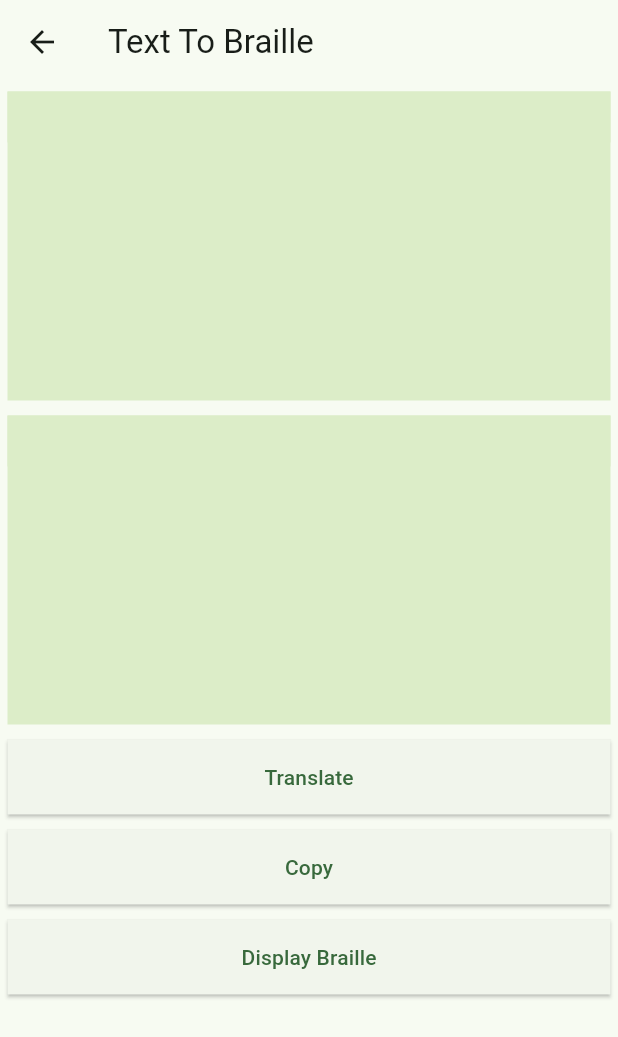
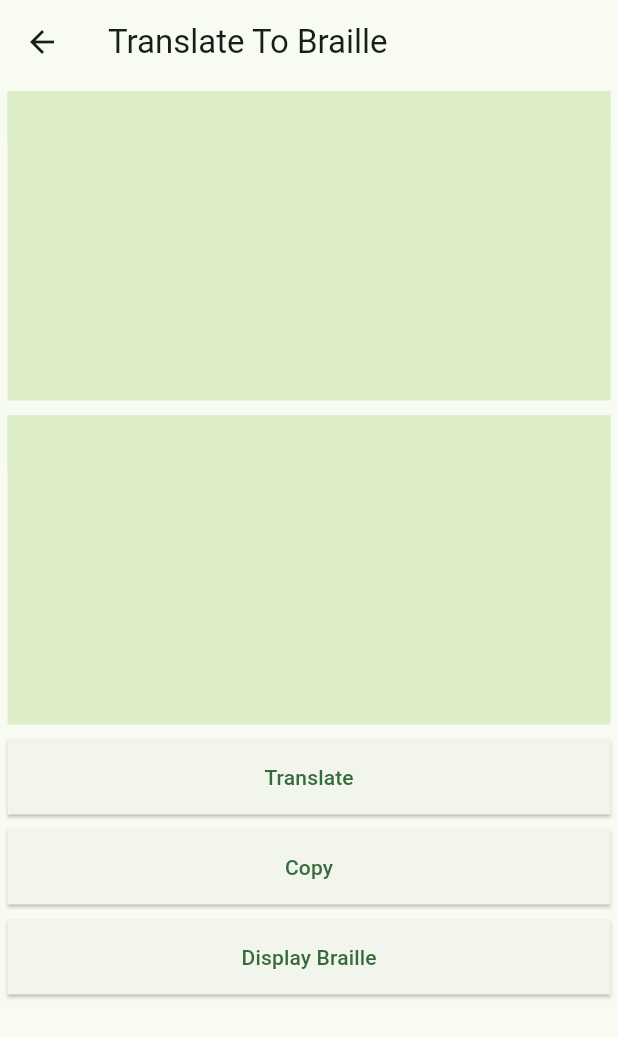
Before and after one commit to mohanavel15/RefreshableBrailleDisplay, a Flutter app: the screen it shows after launch, after a tap on "Translate a Text", on a phone screen of 412 x 824 dp. Shown: the top 1037 px of the screen. Run offline on Flutter 3.47's test engine with Material 3 defaults, Android fonts, the phone set to English and light mode, and no system bars; our stand-ins replace dio, file_picker, flutter_easyloading, flutter_tts; missing offline and left inert: docx_to_text, flutter_tesseract_ocr.

Commit message:
made screen title more meaningful

```diff
--- a/app/lib/main.dart
+++ b/app/lib/main.dart
@@ -19,12 +19,12 @@ class MyApp extends StatelessWidget {
   @override
   Widget build(BuildContext context) {
     return MaterialApp(
-      title: '',
+      title: 'MinPaarvai',
       theme: ThemeData(
         colorScheme: ColorScheme.fromSeed(seedColor: Colors.green.shade300),
         useMaterial3: true,
       ),
-      home: const MyHomePage(title: ''),
+      home: const MyHomePage(title: 'MinPaarvai'),
       builder: EasyLoading.init(),
     );
   }
--- a/app/lib/text_to_braille.dart
+++ b/app/lib/text_to_braille.dart
@@ -87,7 +87,7 @@ class _TextToBrailleState extends State<TextToBraille> {
   Widget build(BuildContext context) {
     return Scaffold(
       appBar: AppBar(
-        title: const Text("Text To Braille"),
+        title: const Text("Display Braille"),
       ),
       body: Column(
         children: [
--- a/app/lib/translator.dart
+++ b/app/lib/translator.dart
@@ -32,7 +32,7 @@ class _Translator extends State<Translator> {
   Widget build(BuildContext context) {
     return Scaffold(
       appBar: AppBar(
-        title: const Text("Text To Braille"),
+        title: const Text("Translate To Braille"),
       ),
       body: Column(
         children: [
```
